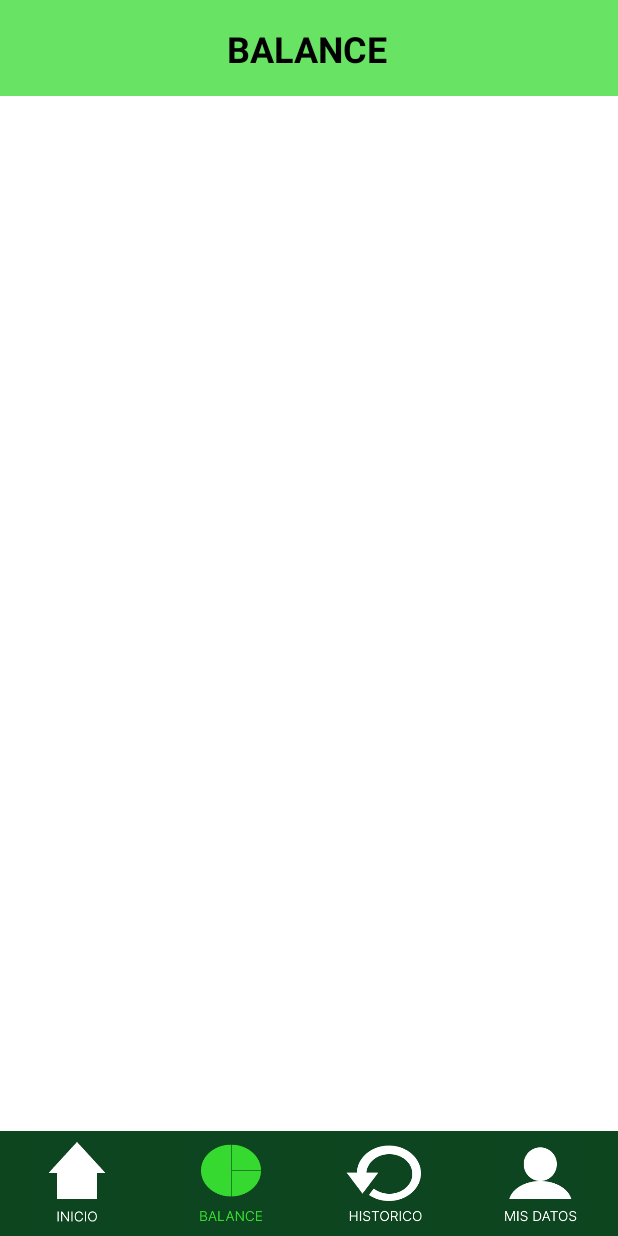
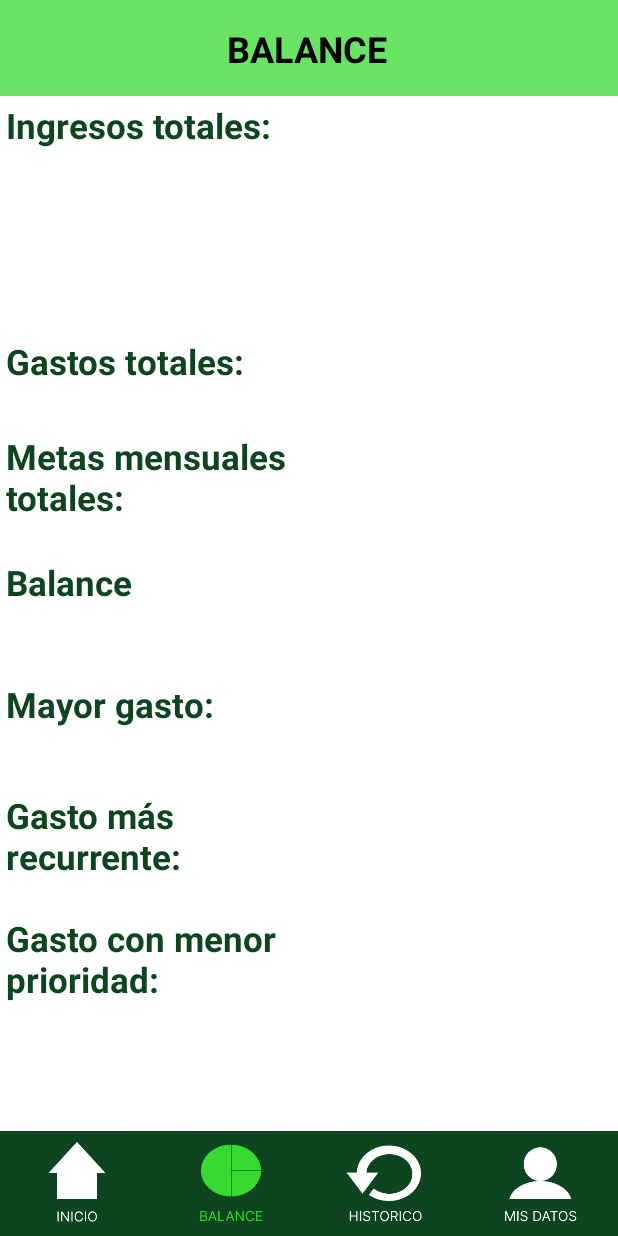
Before and after one commit to cristoferOrdonez/FinancePal, an Android app: the Balance screen opened directly, with no data from a screen before it, on a phone screen of 412 x 824 dp. Run offline under Robolectric (Android 15) with nearby library versions, the phone set to English and light mode, and no system bars.

Commit message:
Textos borrador balance

```diff
--- a/app/src/main/res/layout/activity_balance.xml
+++ b/app/src/main/res/layout/activity_balance.xml
@@ -6,6 +6,102 @@
     android:layout_height="match_parent"
     android:background="@color/white"
     tools:context=".Balance">
+
+    <TextView
+        android:id="@+id/textMayorGasto"
+        android:layout_width="188dp"
+        android:layout_height="74dp"
+        android:layout_marginStart="4dp"
+        android:text="Mayor gasto:"
+        android:textAlignment="viewStart"
+        android:textColor="@color/verdeOscuro"
+        android:textSize="23sp"
+        android:textStyle="bold"
+        app:layout_constraintBottom_toTopOf="@+id/txtGastoMasRecu"
+        app:layout_constraintStart_toStartOf="parent" />
+
+    <TextView
+        android:id="@+id/texgasto"
+        android:layout_width="189dp"
+        android:layout_height="63dp"
+        android:layout_marginStart="4dp"
+        android:text="Gastos totales:"
+        android:textAlignment="viewStart"
+        android:textColor="@color/verdeOscuro"
+        android:textSize="23sp"
+        android:textStyle="bold"
+        app:layout_constraintBottom_toTopOf="@+id/textmetasmen"
+        app:layout_constraintStart_toStartOf="parent" />
+
+    <TextView
+        android:id="@+id/textmetasmen"
+        android:layout_width="189dp"
+        android:layout_height="84dp"
+        android:layout_marginStart="4dp"
+        android:text="Metas mensuales totales:"
+        android:textAlignment="viewStart"
+        android:textColor="@color/verdeOscuro"
+        android:textSize="23sp"
+        android:textStyle="bold"
+        app:layout_constraintBottom_toTopOf="@+id/textbalan"
+        app:layout_constraintStart_toStartOf="parent" />
+
+    <TextView
+        android:id="@+id/textbalan"
+        android:layout_width="188dp"
+        android:layout_height="81dp"
+        android:layout_marginStart="4dp"
+        android:text="Balance"
+        android:textAlignment="viewStart"
+        android:textColor="@color/verdeOscuro"
+        android:textSize="23sp"
+        android:textStyle="bold"
+        app:layout_constraintBottom_toTopOf="@+id/textMayorGasto"
+        app:layout_constraintStart_toStartOf="parent" />
+
+    <TextView
+        android:id="@+id/txtGastoMasRecu"
+        android:layout_width="188dp"
+        android:layout_height="82dp"
+        android:layout_marginStart="4dp"
+        android:text="Gasto más recurrente:"
+        android:textAlignment="viewStart"
+        android:textColor="@color/verdeOscuro"
+        android:textSize="23sp"
+        android:textStyle="bold"
+        app:layout_constraintBottom_toTopOf="@+id/textGastoMenorPrior"
+        app:layout_constraintStart_toStartOf="parent" />
+
+    <TextView
+        android:id="@+id/textGastoMenorPrior"
+        android:layout_width="188dp"
+        android:layout_height="92dp"
+        android:layout_marginStart="4dp"
+        android:layout_marginBottom="52dp"
+        android:text="Gasto con menor prioridad:"
+        android:textAlignment="viewStart"
+        android:textColor="@color/verdeOscuro"
+        android:textSize="23sp"
+        android:textStyle="bold"
+        app:layout_constraintBottom_toTopOf="@+id/recuadroInferiorInicio5"
+        app:layout_constraintStart_toStartOf="parent" />
+
+    <TextView
+        android:id="@+id/TextIngTot"
+        android:layout_width="189dp"
+        android:layout_height="65dp"
+        android:layout_marginTop="4dp"
+        android:text="Ingresos totales:"
+        android:textAlignment="viewStart"
+        android:textColor="@color/verdeOscuro"
+        android:textSize="23sp"
+        android:textStyle="bold"
+        app:layout_constraintBottom_toTopOf="@+id/texgasto"
+        app:layout_constraintEnd_toEndOf="parent"
+        app:layout_constraintHorizontal_bias="0.018"
+        app:layout_constraintStart_toStartOf="parent"
+        app:layout_constraintTop_toBottomOf="@+id/recuadroSuperiorBalance"
+        app:layout_constraintVertical_bias="0.0" />
 
     <androidx.appcompat.widget.Toolbar
         android:id="@+id/recuadroInferiorInicio5"
```
